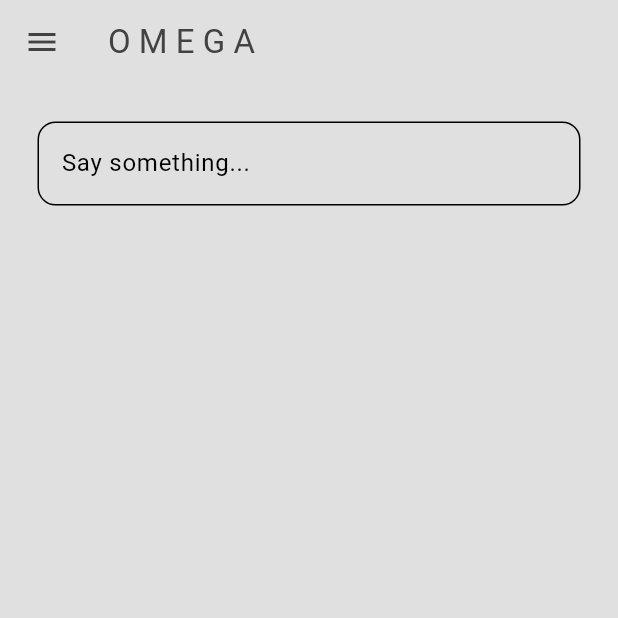
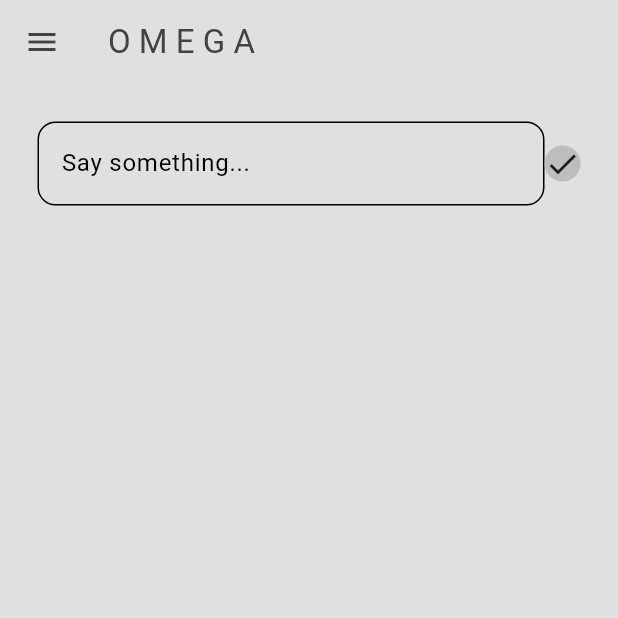
Before and after one commit to 20200966/Social_Media_App, a Flutter app: the screen it shows once a user with an empty profile is signed in, on a phone screen of 412 x 824 dp, the top half of it. Run offline on Flutter 3.47's test engine with Material 3 defaults, Android fonts, the phone set to English and light mode, and no system bars; our stand-ins replace cloud_firestore, firebase_auth, firebase_core; accounts and stored records are empty.

Commit message:
feat: post button

```diff
--- a/lib/pages/home_page.dart
+++ b/lib/pages/home_page.dart
@@ -1,5 +1,6 @@
 import 'package:flutter/material.dart';
 import 'package:social/components/my_drawer.dart';
+import 'package:social/components/my_post_button.dart';
 import 'package:social/components/my_textfield.dart';
 
 class HomePage extends StatelessWidget {
@@ -21,10 +22,22 @@ class HomePage extends StatelessWidget {
         children: [
           Padding(
             padding: const EdgeInsets.all(25),
-            child: MyTextField(
-              hintText: "Say something...",
-              obscureText: false,
-              controller: newPostController,
+            child: Row(
+              children: [
+                //textfield
+                Expanded(
+                  child: MyTextField(
+                    hintText: "Say something...",
+                    obscureText: false,
+                    controller: newPostController,
+                  ),
+                ),
+
+                //post button
+                PostButton(
+                  onTap: () {}
+                  )
+              ],
             ),
           )
         ],
```
